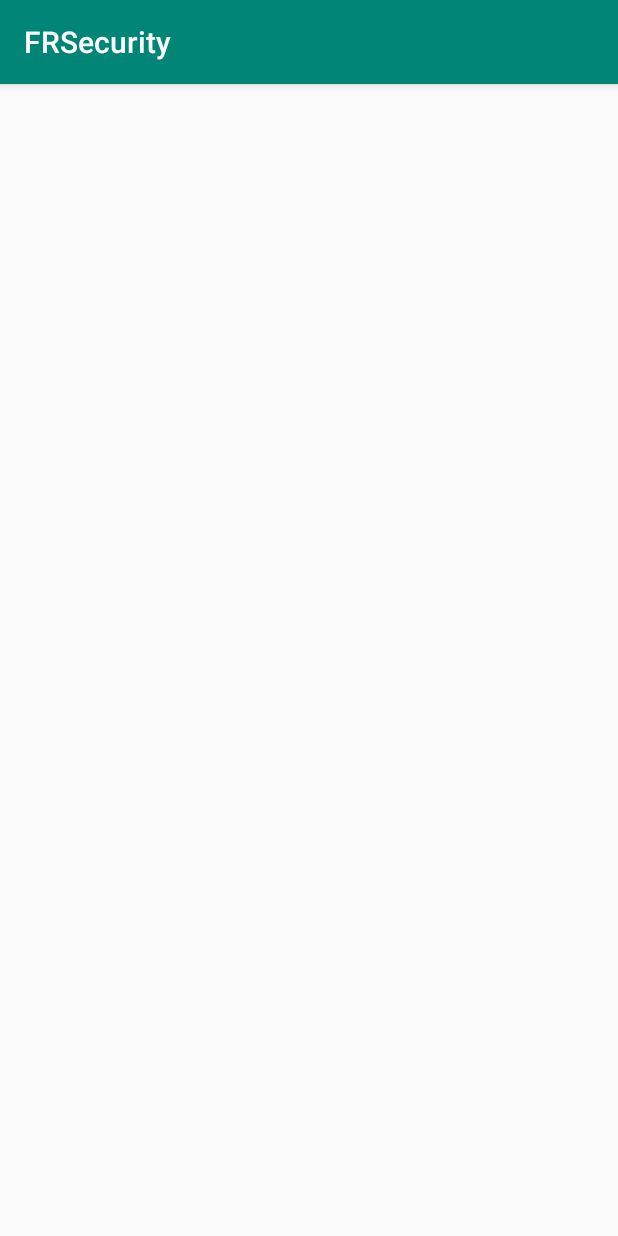
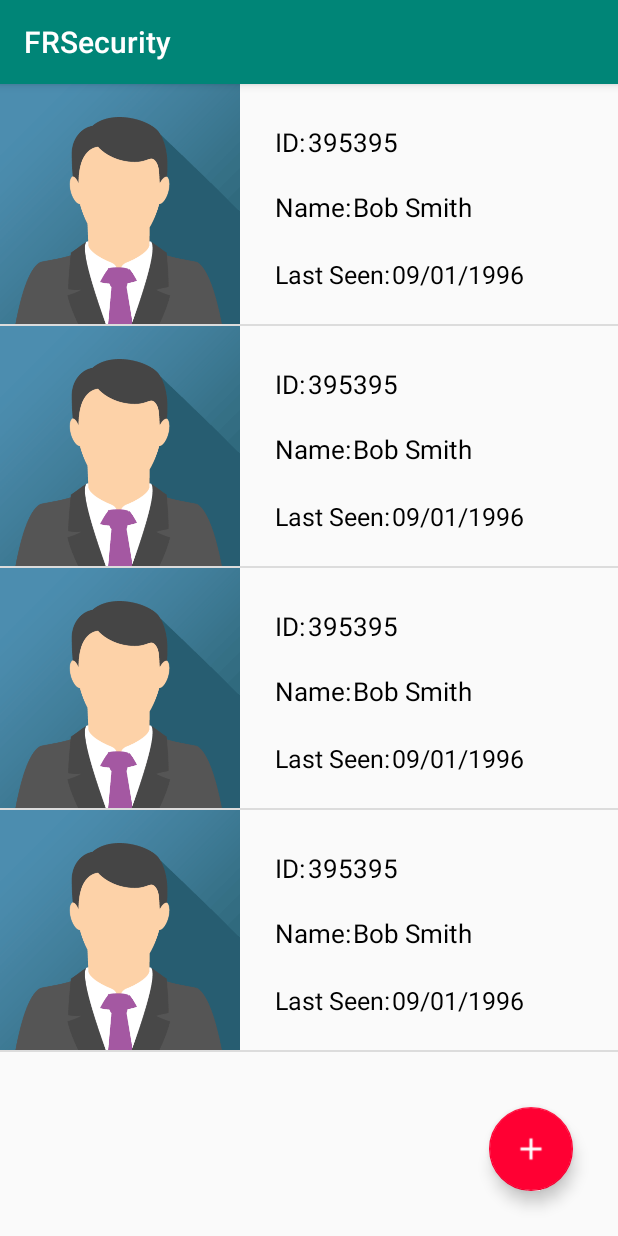
Before and after one commit to andrewtgg/FRS, an Android app: the ViewEmployeesActivity screen opened directly, with no data from a screen before it, on a phone screen of 412 x 824 dp. Run offline under Robolectric (Android 15) with nearby library versions, the phone set to English and light mode, and no system bars.

Commit message:
employee section almost complete, still some finetuning but basic functionality is there

```diff
--- a/app/build.gradle
+++ b/app/build.gradle
@@ -40,4 +40,5 @@ dependencies {
     implementation project(path: ':opencv')
     androidTestImplementation 'androidx.test:runner:1.2.0'
     androidTestImplementation 'androidx.test.espresso:espresso-core:3.2.0'
+    implementation 'com.google.android.material:material:1.0.0'
 }
--- a/app/src/main/AndroidManifest.xml
+++ b/app/src/main/AndroidManifest.xml
@@ -19,6 +19,7 @@
         tools:ignore="GoogleAppIndexingWarning">
         <activity android:name=".ViewEmployeesActivity"/>
         <activity android:name=".AccessLogsActivity" />
+        <activity android:name=".AddEmployeeActivity" />
         <activity android:name=".MainActivity">
         <intent-filter>
             <action android:name="android.intent.action.MAIN" />
--- a/app/src/main/java/com/hw/frsecurity/Employee.java
+++ b/app/src/main/java/com/hw/frsecurity/Employee.java
@@ -7,12 +7,14 @@ public class Employee {
     private byte[] img;
     private String name;
     private String department;
+    private String lastSeen;
 
-    public Employee(int newId, byte[] newImg, String newName, String newDepartment) {
+    public Employee(int newId, byte[] newImg, String newName, String newDepartment, String newLastSeen) {
         this.id = newId;
         this.img = newImg;
         this.name = newName;
         this.department = newDepartment;
+        this.lastSeen = newLastSeen;
     }
 
     // GETTERS
@@ -28,4 +30,13 @@ public class Employee {
     public String getDepartment() {
         return this.department;
     }
+    public String getLastSeen() { return this.lastSeen; }
+
+    // SETTERS (UPDATERS)
+    public void setId(int newId) { this.id = newId; }
+    public void setImg(byte[] img) { this.img = img; }
+    public void setName(String name) { this.name = name; }
+    public void setDepartment(String department) { this.department = department; }
+    public void setLastSeen(String lastSeen) { this.lastSeen = lastSeen; }
+
 }
--- /dev/null
+++ b/app/src/main/java/com/hw/frsecurity/ListAdapter.java
@@ -0,0 +1,106 @@
+package com.hw.frsecurity;
+
+import android.content.Context;
+import android.graphics.Bitmap;
+import android.graphics.BitmapFactory;
+import android.view.LayoutInflater;
+import android.view.View;
+import android.view.ViewGroup;
+import android.widget.ArrayAdapter;
+import android.widget.BaseAdapter;
+import android.widget.ImageView;
+import android.widget.TextView;
+
+import java.util.ArrayList;
+
+
+public class ListAdapter extends BaseAdapter {
+
+    Context context;
+    private ArrayList<Employee> A = new ArrayList<>();
+    // private final String [] employeeId;
+    // private final String [] employeeName;
+    // private final String [] employeeLastSeen;
+    // private final int [] employeeImg;
+
+
+    // Experimenting
+    public ListAdapter(Context context, ArrayList<Employee> arr) {
+        this.context = context;
+        this.A = (ArrayList<Employee>) arr.clone();
+    }
+    /*
+    public ListAdapter(Context context, String [] employeeId, String [] employeeName, String [] employeeLastSeen, int[] employeeImg){
+        //super(context, R.layout.single_list_app_item, utilsArrayList);
+        this.context = context;
+        this.employeeId = employeeId;
+        this.employeeName = employeeName;
+        this.employeeLastSeen = employeeLastSeen;
+        this.employeeImg =  employeeImg;
+    }
+    */
+
+    @Override
+    public int getCount() {
+        return A.size();
+    }
+
+    @Override
+    public Object getItem(int i) {
+        return i;
+    }
+
+    @Override
+    public long getItemId(int i) {
+        return i;
+    }
+
+    @Override
+    public View getView(int position, View convertView, ViewGroup parent) {
+
+
+        ViewHolder viewHolder;
+
+        final View result;
+
+        if (convertView == null) {
+
+            viewHolder = new ViewHolder();
+            LayoutInflater inflater = LayoutInflater.from(context);
+            convertView = inflater.inflate(R.layout.single_employee_list_item, parent, false);
+            viewHolder.employeeId = convertView.findViewById(R.id.employee_item_id_tv);
+            viewHolder.employeeName = convertView.findViewById(R.id.employee_item_name_tv);
+            viewHolder.employeeLastSeen = convertView.findViewById(R.id.employee_item_last_seen_tv);
+            viewHolder.employeeImg = convertView.findViewById(R.id.employee_item_img);
+
+            result=convertView;
+
+            convertView.setTag(viewHolder);
+        } else {
+            viewHolder = (ViewHolder) convertView.getTag();
+            result=convertView;
+        }
+
+        // String employeeId = String.valueOf(A.get(position).getId());
+
+        viewHolder.employeeId.setText(String.valueOf(A.get(position).getId()));
+        viewHolder.employeeName.setText(A.get(position).getName());
+        viewHolder.employeeLastSeen.setText(A.get(position).getLastSeen());
+        // decodes byte array into image
+        Bitmap img = BitmapFactory.decodeByteArray(A.get(position).getImg(), 0, A.get(position).getImg().length);
+        viewHolder.employeeImg.setImageBitmap(img);
+        // viewHolder.employeeImg.setImageResource(A.get(position).getImg());
+
+        return convertView;
+    }
+
+    private static class ViewHolder {
+
+        TextView employeeId;
+        TextView employeeName;
+        TextView employeeLastSeen;
+        ImageView employeeImg;
+
+    }
+
+}
--- a/app/src/main/java/com/hw/frsecurity/ViewEmployeesActivity.java
+++ b/app/src/main/java/com/hw/frsecurity/ViewEmployeesActivity.java
@@ -2,13 +2,94 @@ package com.hw.frsecurity;
 
 import androidx.appcompat.app.AppCompatActivity;
 
+import android.content.Intent;
+import android.database.Cursor;
+import android.graphics.BitmapFactory;
+import android.graphics.drawable.BitmapDrawable;
 import android.os.Bundle;
+import android.view.View;
+import android.widget.AdapterView;
+import android.widget.ImageView;
+import android.widget.ListView;
+import android.widget.Toast;
+
+import android.graphics.Bitmap;
+
+import java.io.ByteArrayOutputStream;
+import java.util.ArrayList;
+import java.util.Random;
 
 public class ViewEmployeesActivity extends AppCompatActivity {
+
+    Database db;
+
+    int [] randImgStock = { R.drawable.stock_avatar_img, R.drawable.stock_avatar_img2, R.drawable.stock_avatar_img3, R.drawable.stock_avatar_img4};
+    int [] randEmployeeId = { 134556, 367764, 395395, 130102};
+    String[] randName = { "Bob Smith", "Jake Ma", "Forrester Guilo", "Rand Ofo"};
+
+    ListView lView;
+    ListAdapter lAdapter;
+
 
     @Override
     protected void onCreate(Bundle savedInstanceState) {
         super.onCreate(savedInstanceState);
         setContentView(R.layout.activity_view_employees);
+
+        db = new Database(this, null, 3);
+
+        Cursor dbCursor = db.getEmployees();
+
+        ArrayList<Employee> allEmployees = new ArrayList<>();
+
+        while (dbCursor.moveToNext()) {
+
+            Employee employee = new Employee(dbCursor.getInt(1), dbCursor.getBlob(2), dbCursor.getString(3), dbCursor.getString(4), dbCursor.getString(5));
+
+            allEmployees.add(employee);
+        }
+
+        dbCursor.close();
+
+        /* MOCK DATA */
+        for (int i = 0; i < 4; i++) {
+
+            Random rand = new Random();
+
+            Bitmap bm = BitmapFactory.decodeResource(getResources(), randImgStock[rand.nextInt(3)]);
+
+            byte[] imgData = getBitmapAsByteArray(bm);
+
+            allEmployees.add(new Employee(randEmployeeId[rand.nextInt(3)], imgData, randName[rand.nextInt(3)], "Engineering", "09/01/1996"));
+        }
+        /*          */
+
+        lView = findViewById(R.id.employee_list);
+        lAdapter = new ListAdapter(ViewEmployeesActivity.this, allEmployees);
+
+        lView.setAdapter(lAdapter);
+
+        lView.setOnItemClickListener(new AdapterView.OnItemClickListener() {
+            @Override
+            public void onItemClick(AdapterView<?> adapterView, View view, int i, long l) {
+                Toast.makeText(ViewEmployeesActivity.this, "Made it!", Toast.LENGTH_SHORT).show();
+            }
+        });
+
+
+        findViewById(R.id.add_employee_btn).setOnClickListener(new View.OnClickListener() {
+            @Override
+            public void onClick(View v) {
+                startActivity(new Intent(ViewEmployeesActivity.this, AddEmployeeActivity.class));
+            }
+        });
+
+    }
+
+    /* Note: This is just to create mock data */
+    private byte[] getBitmapAsByteArray(Bitmap bitmap) {
+        ByteArrayOutputStream outputStream = new ByteArrayOutputStream();
+        bitmap.compress(Bitmap.CompressFormat.PNG, 0, outputStream);
+        return outputStream.toByteArray();
     }
 }
--- a/app/src/main/res/layout/activity_view_employees.xml
+++ b/app/src/main/res/layout/activity_view_employees.xml
@@ -1,6 +1,28 @@
 <?xml version="1.0" encoding="utf-8"?>
-<LinearLayout xmlns:android="http://schemas.android.com/apk/res/android"
-    android:orientation="vertical" android:layout_width="match_parent"
+<RelativeLayout xmlns:android="http://schemas.android.com/apk/res/android"
+    xmlns:app="http://schemas.android.com/apk/res-auto"
+    android:layout_width="match_parent"
     android:layout_height="match_parent">
 
-</LinearLayout>
+    <ListView
+        android:id="@+id/employee_list"
+        android:layout_width="match_parent"
+        android:layout_height="match_parent" >
+
+    </ListView>
+
+    <com.google.android.material.floatingactionbutton.FloatingActionButton
+        android:id="@+id/add_employee_btn"
+        android:layout_width="wrap_content"
+        android:layout_height="wrap_content"
+        android:layout_alignParentRight="true"
+        android:layout_alignParentBottom="true"
+        android:layout_margin="30dp"
+        android:layout_marginStart="30dp"
+        android:layout_marginTop="30dp"
+        android:layout_marginEnd="30dp"
+        android:layout_marginBottom="30dp"
+        android:clickable="true"
+        app:srcCompat="@drawable/ic_plus_24" />
+
+</RelativeLayout>
--- /dev/null
+++ b/app/src/main/res/layout/single_employee_list_item.xml
@@ -0,0 +1,86 @@
+<?xml version="1.0" encoding="utf-8"?>
+<RelativeLayout xmlns:android="http://schemas.android.com/apk/res/android"
+    xmlns:app="http://schemas.android.com/apk/res-auto"
+    xmlns:tools="http://schemas.android.com/tools"
+    android:layout_width="match_parent"
+    android:layout_height="match_parent">
+
+    <ImageView
+        android:id="@+id/employee_item_img"
+        android:layout_width="160dp"
+        android:layout_height="160dp"
+        tools:srcCompat="@tools:sample/avatars[2]" />
+
+    <TextView
+        android:id="@+id/employee_item_id_tv"
+        android:layout_width="217dp"
+        android:layout_height="wrap_content"
+        android:layout_alignBottom="@id/employee_item_img"
+        android:layout_marginLeft="45dp"
+        android:layout_marginBottom="109dp"
+        android:layout_toRightOf="@id/employee_item_img"
+        android:text="TextView"
+        android:textColor="@android:color/black"
+        android:textSize="17sp" />
+
+    <TextView
+        android:id="@+id/employee_item_name_tv"
+        android:layout_width="190dp"
+        android:layout_height="wrap_content"
+        android:layout_alignBottom="@id/employee_item_img"
+        android:layout_marginLeft="75dp"
+        android:layout_marginBottom="66dp"
+        android:layout_toRightOf="@id/employee_item_img"
+        android:text="TextView"
+        android:textColor="@android:color/black"
+        android:textSize="17sp" />
+
+    <TextView
+        android:id="@+id/employee_item_last_seen_tv"
+        android:layout_width="160dp"
+        android:layout_height="wrap_content"
+        android:layout_alignBottom="@id/employee_item_img"
+        android:layout_marginLeft="101dp"
+        android:layout_marginBottom="22dp"
+        android:layout_toRightOf="@id/employee_item_img"
+        android:text="TextView"
+        android:textColor="@android:color/black"
+        android:textSize="16.5sp" />
+
+    <TextView
+        android:id="@+id/employee_item_name_label"
+        android:layout_width="67dp"
+        android:layout_height="wrap_content"
+        android:layout_alignBottom="@id/employee_item_img"
+        android:layout_marginLeft="23dp"
+        android:layout_marginBottom="66dp"
+        android:layout_toRightOf="@id/employee_item_img"
+        android:text="Name:"
+        android:textColor="@android:color/black"
+        android:textSize="17sp" />
+
+    <TextView
+        android:id="@+id/employee_item_last_seen_label"
+        android:layout_width="wrap_content"
+        android:layout_height="wrap_content"
+        android:layout_alignBottom="@id/employee_item_img"
+        android:layout_marginLeft="23dp"
+        android:layout_marginBottom="22dp"
+        android:layout_toRightOf="@id/employee_item_img"
+        android:text="Last Seen:"
+        android:textColor="@android:color/black"
+        android:textSize="16.5sp" />
+
+    <TextView
+        android:id="@+id/employee_item_id_label"
+        android:layout_width="wrap_content"
+        android:layout_height="wrap_content"
+        android:layout_alignBottom="@id/employee_item_img"
+        android:layout_marginLeft="23dp"
+        android:layout_marginBottom="109dp"
+        android:layout_toRightOf="@id/employee_item_img"
+        android:text="ID:"
+        android:textColor="@android:color/black"
+        android:textSize="17sp" />
+
+</RelativeLayout>
--- a/app/src/main/res/values/colors.xml
+++ b/app/src/main/res/values/colors.xml
@@ -2,5 +2,5 @@
 <resources>
     <color name="colorPrimary">#008577</color>
     <color name="colorPrimaryDark">#00574B</color>
-    <color name="colorAccent">#D81B60</color>
+    <color name="colorAccent">#FF0033</color>
 </resources>
--- a/gradle.properties
+++ b/gradle.properties
@@ -17,4 +17,4 @@ org.gradle.jvmargs=-Xmx1536m
 android.useAndroidX=true
 # Automatically convert third-party libraries to use AndroidX
 android.enableJetifier=true
-opencvsdk=/Users/joshtai/Desktop/CSE118/OpenCV-android-sdk-4.1.1/
+opencvsdk=/Users/joseph/Desktop/School/cse118/OpenCV-android-sdk
```
Also changed, not shown: app/src/main/java/com/hw/frsecurity/AddEmployeeActivity.java (added, +92 -0 lines), app/src/main/java/com/hw/frsecurity/Database.java (+27 -9 lines), app/src/main/res/layout/activity_add_employee.xml (+38 -34 lines), app/src/main/res/values/strings.xml (+7 -0 lines), app/src/main/res/drawable/ic_plus_24.png (added), app/src/main/res/drawable/stock_avatar_img.png (added), app/src/main/res/drawable/stock_avatar_img2.png (added), app/src/main/res/drawable/stock_avatar_img3.jpg (added), app/src/main/res/drawable/stock_avatar_img4.png (added).
